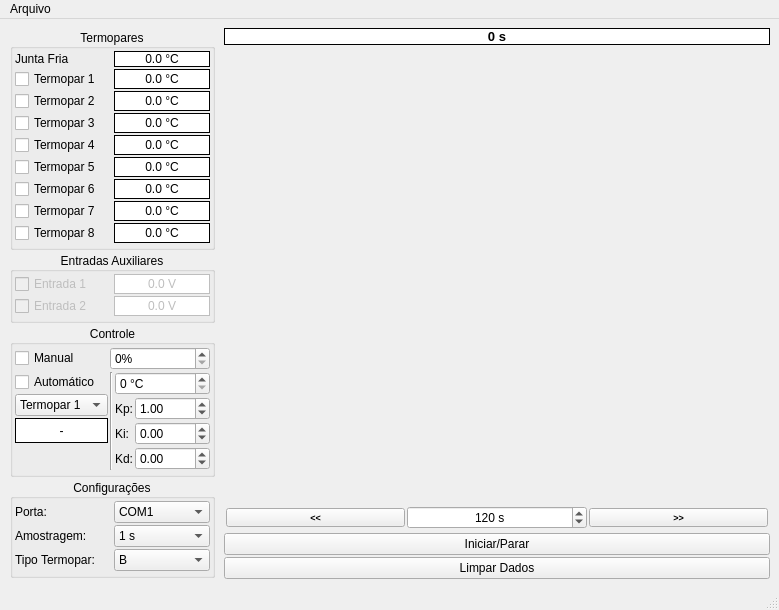
eduardobatista/TCMonPy, file uifiles/TCMon.ui: the form before one commit.
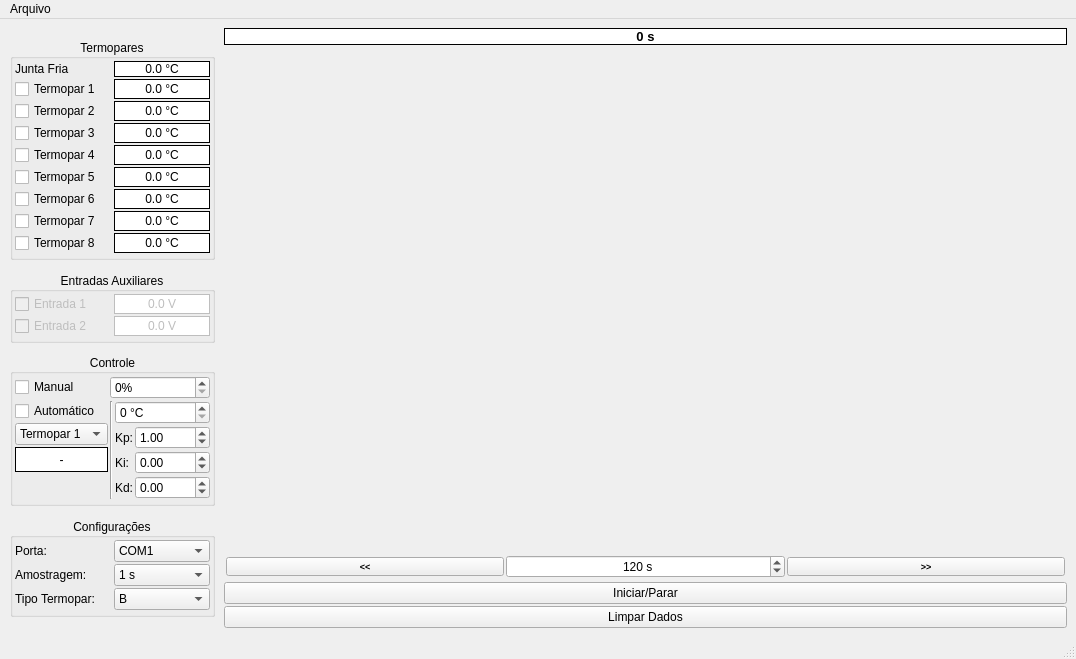
The form after the commit.

Diff of the .ui file:
```diff
--- a/uifiles/TCMon.ui
+++ b/uifiles/TCMon.ui
@@ -6,8 +6,8 @@
    <rect>
     <x>0</x>
     <y>0</y>
-    <width>779</width>
-    <height>536</height>
+    <width>1076</width>
+    <height>659</height>
    </rect>
   </property>
   <property name="sizePolicy">
@@ -1133,7 +1133,6 @@
          <property name="font">
           <font>
            <pointsize>10</pointsize>
-           <weight>75</weight>
            <bold>true</bold>
           </font>
          </property>
@@ -1193,7 +1192,6 @@
             <property name="font">
              <font>
               <pointsize>7</pointsize>
-              <weight>75</weight>
               <bold>true</bold>
              </font>
             </property>
@@ -1232,7 +1230,6 @@
             <property name="font">
              <font>
               <pointsize>7</pointsize>
-              <weight>75</weight>
               <bold>true</bold>
              </font>
             </property>
@@ -1254,7 +1251,7 @@
     <rect>
      <x>0</x>
      <y>0</y>
-     <width>779</width>
+     <width>1076</width>
      <height>21</height>
     </rect>
    </property>
```
